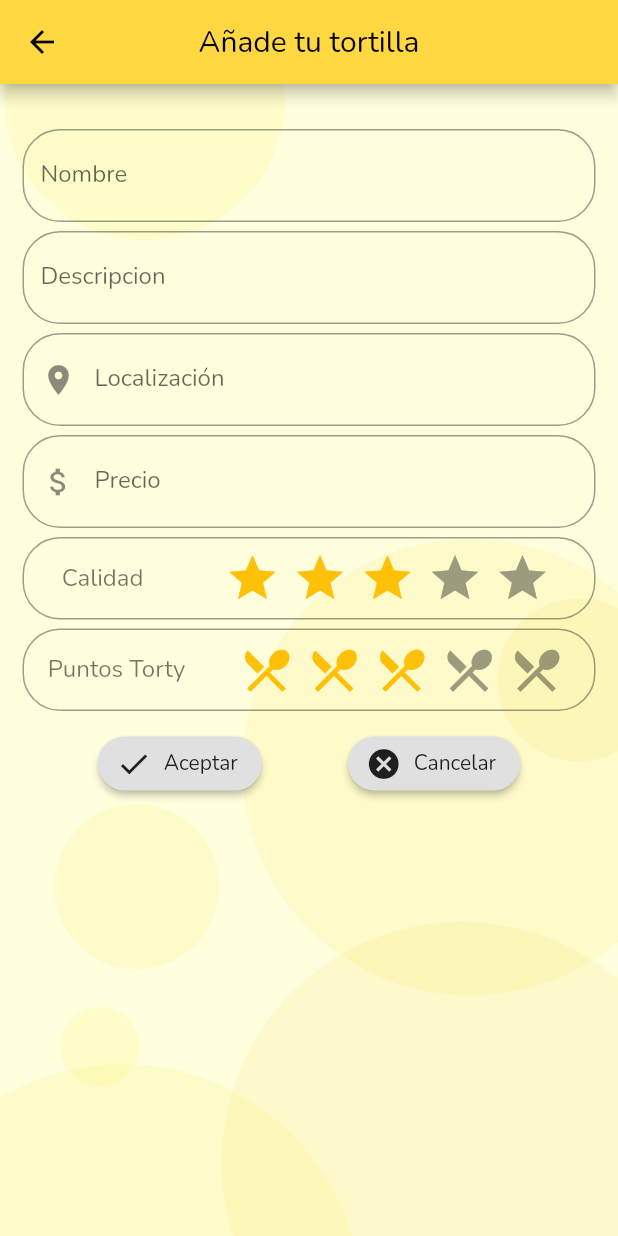
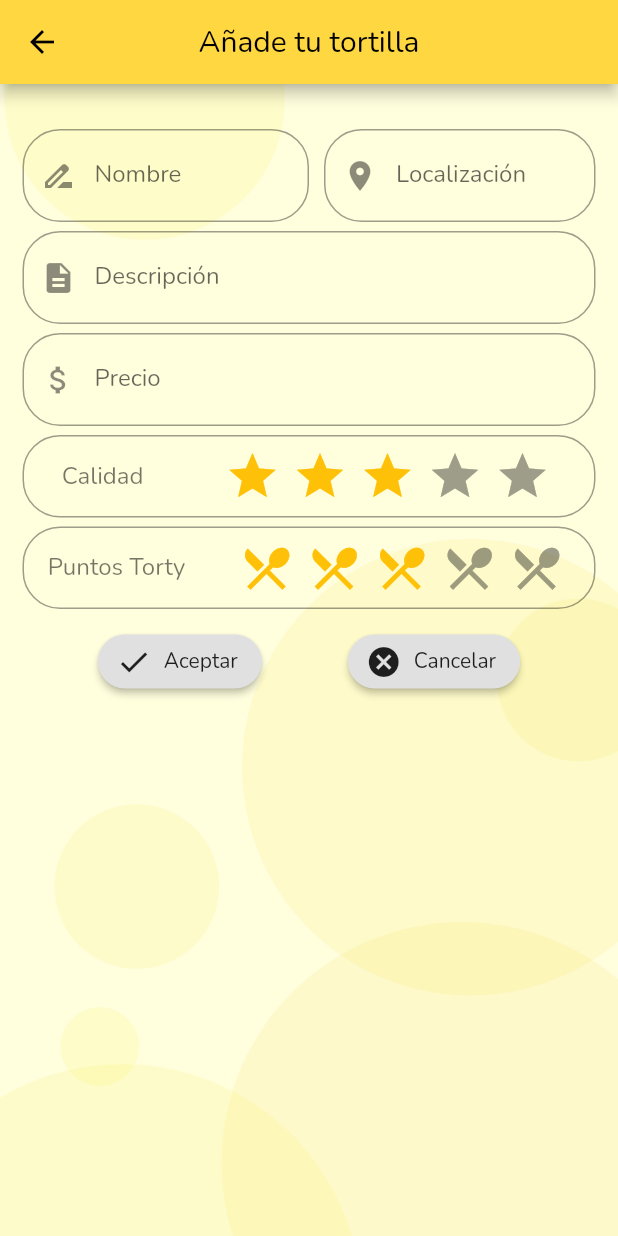
Before and after one commit to AlexRioja/Torty_App, a Flutter app: the AddScreen screen opened by its route, on a phone screen of 412 x 824 dp. Run offline on Flutter 3.47's test engine with Material 2 defaults, Android fonts, the light colour scheme and no system bars; drawn by our look-alikes of flutter_rating_bar; our stand-ins replace carousel_slider, flip_card, google_fonts.

Commit message:
Added icons and packed name and location in a single row

```diff
--- a/lib/Components/AddScreen.dart
+++ b/lib/Components/AddScreen.dart
@@ -66,10 +66,15 @@ class _AddFormState extends State<AddForm> {
             child: Column(
               mainAxisSize: MainAxisSize.max,
               children: <Widget>[
+                Row(
+                  mainAxisAlignment: MainAxisAlignment.center,
+                  children: [
                     _nameField(controllers: _controllers, decorator: _decorator),
-                _descField(controllers: _controllers, decorator: _decorator),
                     _locationField(
                         controllers: _controllers, decorator: _decorator),
+                  ],
+                ),
+                _descField(controllers: _controllers, decorator: _decorator),
                 _priceField(controllers: _controllers, decorator: _decorator),
                 _qualityField(controllers: _controllers, decorator: _decorator),
                 _tortyField(controllers: _controllers, decorator: _decorator),
@@ -118,12 +123,15 @@ class _nameField extends StatelessWidget {
 
   @override
   Widget build(BuildContext context) {
-    return Padding(
-      padding: const EdgeInsets.only(top: 30, left: 15, right: 15, bottom: 3),
+    return Expanded(
+      child: Padding(
+        padding: const EdgeInsets.only(top: 30, left: 15, right: 0, bottom: 3),
         child: TextField(
           controller: _controllers[0],
           onSubmitted: (String Value) {},
-        decoration: _decorator.copyWith(labelText: "Nombre"),
+          decoration: _decorator.copyWith(
+              labelText: "Nombre", prefixIcon: Icon(Icons.drive_file_rename_outline)),
+        ),
       ),
     );
   }
@@ -148,7 +156,8 @@ class _descField extends StatelessWidget {
       child: TextField(
         controller: _controllers[1],
         onSubmitted: (String Value) {},
-        decoration: _decorator.copyWith(labelText: "Descripcion"),
+        decoration: _decorator.copyWith(
+            labelText: "Descripción", prefixIcon: Icon(Icons.description)),
       ),
     );
   }
@@ -168,13 +177,15 @@ class _locationField extends StatelessWidget {
 
   @override
   Widget build(BuildContext context) {
-    return Padding(
-      padding: const EdgeInsets.symmetric(horizontal: 15, vertical: 3),
+    return Expanded(
+      child: Padding(
+        padding: const EdgeInsets.only(top: 30, left: 10, right: 15, bottom: 3),
         child: TextField(
           controller: _controllers[2],
           onSubmitted: (String Value) {},
           decoration: _decorator.copyWith(
               labelText: "Localización", prefixIcon: Icon(Icons.location_on)),
+        ),
       ),
     );
   }
```
Lines whose indentation alone changed are shown as unchanged.
